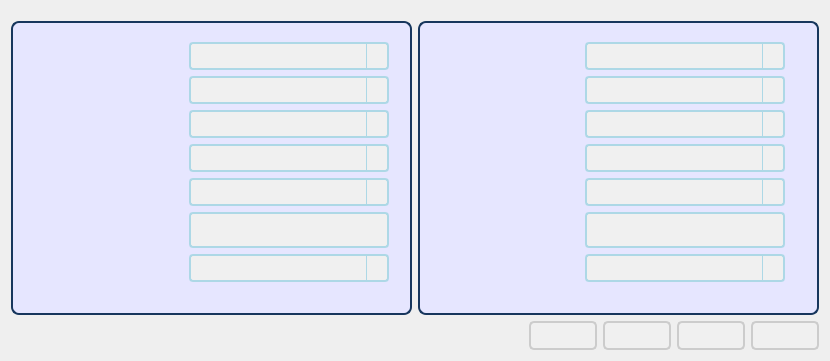
Above: meter/interface.ui from cagavriloaie/WFlowLab before the change. Below: the same form after it.
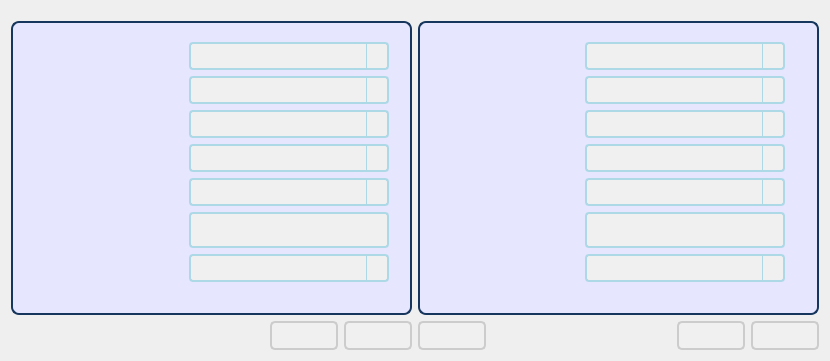
That is the form after the change. Icons and pictures are not drawn.

What changed in the file:
```diff
--- a/meter/interface.ui
+++ b/meter/interface.ui
@@ -987,6 +987,12 @@
        </item>
        <item>
         <widget class="QPushButton" name="pbRefreshSerialPort">
+         <property name="maximumSize">
+          <size>
+           <width>16777215</width>
+           <height>29</height>
+          </size>
+         </property>
          <property name="focusPolicy">
           <enum>Qt::NoFocus</enum>
          </property>
@@ -1003,6 +1009,12 @@
        </item>
        <item>
         <widget class="QPushButton" name="pbTestConnection">
+         <property name="maximumSize">
+          <size>
+           <width>16777215</width>
+           <height>29</height>
+          </size>
+         </property>
          <property name="focusPolicy">
           <enum>Qt::NoFocus</enum>
          </property>
@@ -1019,6 +1031,12 @@
        </item>
        <item>
         <widget class="QPushButton" name="pbSaveConfiguration">
+         <property name="maximumSize">
+          <size>
+           <width>16777215</width>
+           <height>29</height>
+          </size>
+         </property>
          <property name="focusPolicy">
           <enum>Qt::NoFocus</enum>
          </property>
@@ -1033,6 +1051,32 @@
          </property>
         </widget>
        </item>
+       <item>
+        <spacer name="horizontalSpacer_2">
+         <property name="orientation">
+          <enum>Qt::Horizontal</enum>
+         </property>
+         <property name="sizeHint" stdset="0">
+          <size>
+           <width>40</width>
+           <height>20</height>
+          </size>
+         </property>
+        </spacer>
+       </item>
+       <item>
+        <widget class="QPushButton" name="pbConnect">
+         <property name="maximumSize">
+          <size>
+           <width>16777215</width>
+           <height>29</height>
+          </size>
+         </property>
+         <property name="text">
+          <string/>
+         </property>
+        </widget>
+       </item>
        <item>
         <widget class="QPushButton" name="pbClose">
          <property name="focusPolicy">
```
Left out of the diff: 6 changed lines with no effect on the pictures.
